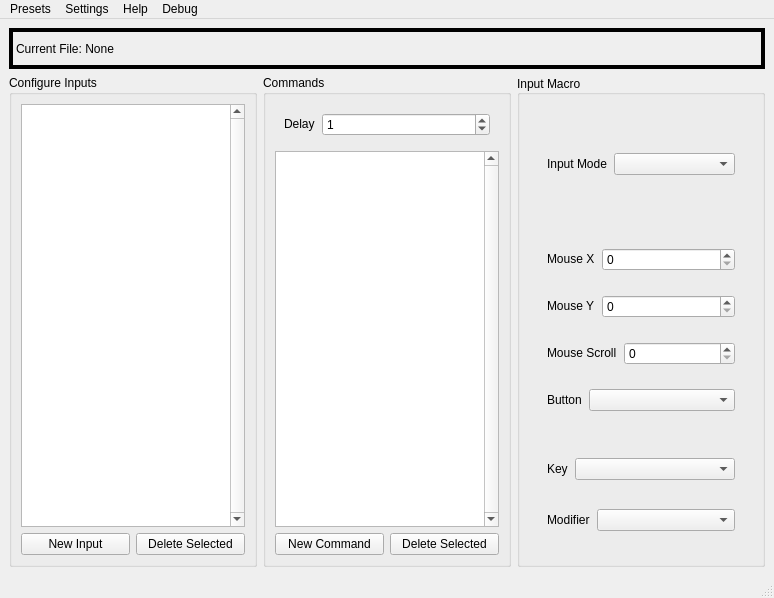
Old version of the form OpenMacro-GUI/App/mainwindow.ui in the repository jerry20091103/OpenMacro.
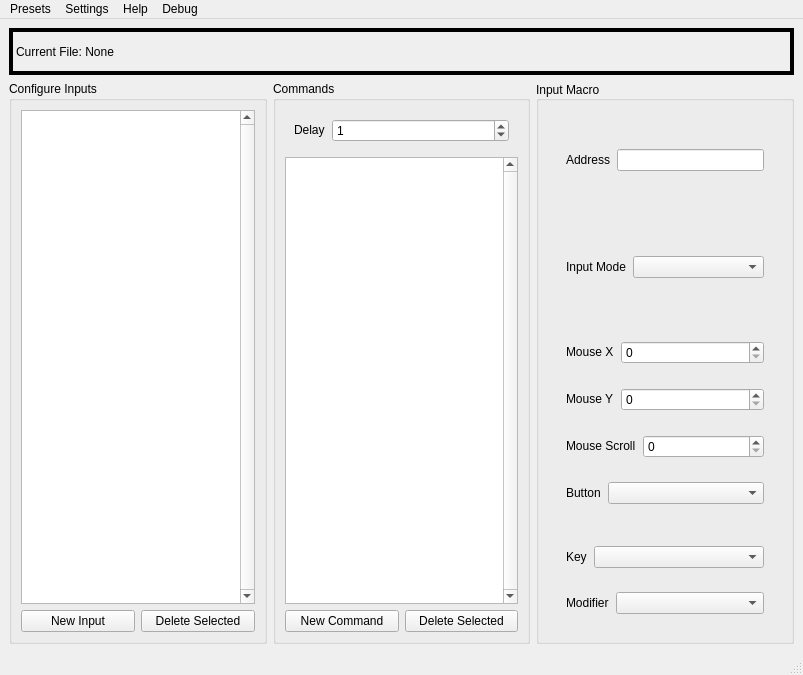
New version of the form. Custom widgets are drawn as their Qt base class.

Diff of the .ui file:
```diff
--- a/OpenMacro-GUI/App/mainwindow.ui
+++ b/OpenMacro-GUI/App/mainwindow.ui
@@ -6,8 +6,8 @@
    <rect>
     <x>0</x>
     <y>0</y>
-    <width>774</width>
-    <height>598</height>
+    <width>803</width>
+    <height>675</height>
    </rect>
   </property>
   <property name="windowTitle">
@@ -171,7 +171,60 @@
         <property name="flat">
          <bool>false</bool>
         </property>
-        <layout class="QVBoxLayout" name="verticalLayout_3" stretch="1,1,1">
+        <layout class="QVBoxLayout" name="verticalLayout_3">
+         <item>
+          <widget class="QFrame" name="addressForm">
+           <property name="enabled">
+            <bool>true</bool>
+           </property>
+           <property name="frameShape">
+            <enum>QFrame::NoFrame</enum>
+           </property>
+           <property name="frameShadow">
+            <enum>QFrame::Plain</enum>
+           </property>
+           <property name="lineWidth">
+            <number>0</number>
+           </property>
+           <layout class="QVBoxLayout" name="verticalLayout_8">
+            <item>
+             <widget class="QWidget" name="horizontalWidget_4" native="true">
+              <property name="sizePolicy">
+               <sizepolicy hsizetype="Preferred" vsizetype="Fixed">
+                <horstretch>0</horstretch>
+                <verstretch>0</verstretch>
+               </sizepolicy>
+              </property>
+              <layout class="QHBoxLayout" name="horizontalLayout_12" stretch="0,0">
+               <property name="spacing">
+                <number>7</number>
+               </property>
+               <item>
+                <widget class="QLabel" name="label_9">
+                 <property name="sizePolicy">
+                  <sizepolicy hsizetype="Fixed" vsizetype="Fixed">
+                   <horstretch>0</horstretch>
+                   <verstretch>0</verstretch>
+                  </sizepolicy>
+                 </property>
+                 <property name="text">
+                  <string>Address</string>
+                 </property>
+                </widget>
+               </item>
+               <item>
+                <widget class="QLineEdit" name="addressInput">
+                 <property name="maxLength">
+                  <number>8</number>
+                 </property>
+                </widget>
+               </item>
+              </layout>
+             </widget>
+            </item>
+           </layout>
+          </widget>
+         </item>
          <item>
           <widget class="QFrame" name="inputModeForm">
            <property name="enabled">
@@ -463,7 +516,7 @@
     <rect>
      <x>0</x>
      <y>0</y>
-     <width>774</width>
+     <width>803</width>
      <height>26</height>
     </rect>
    </property>
```
